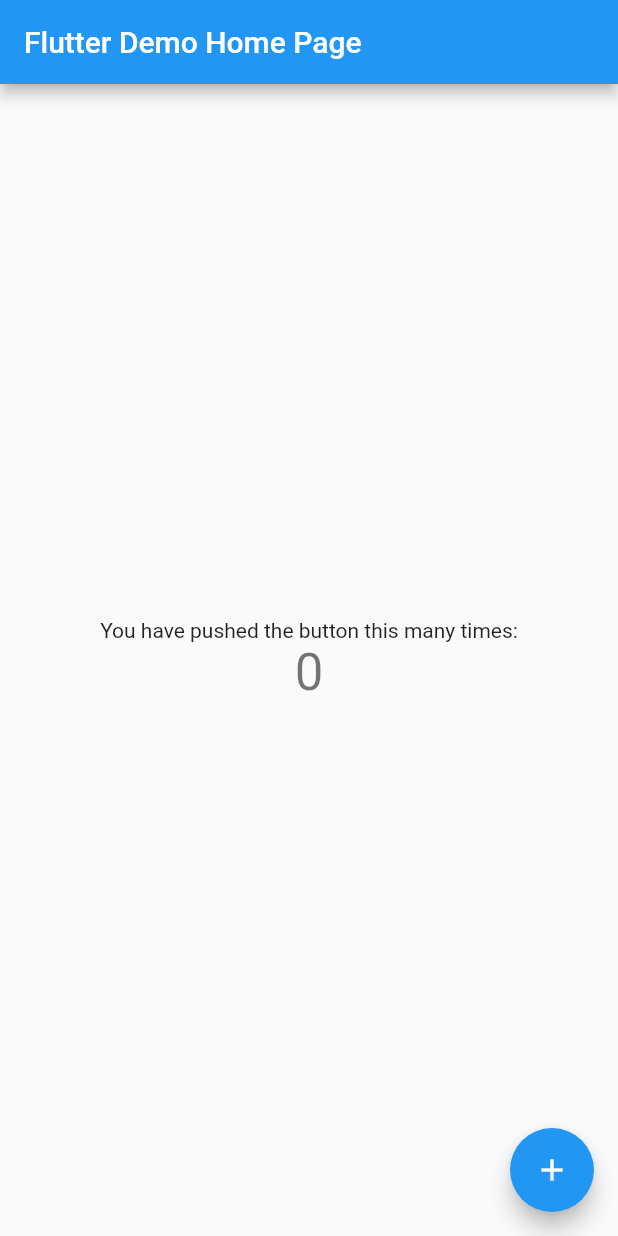
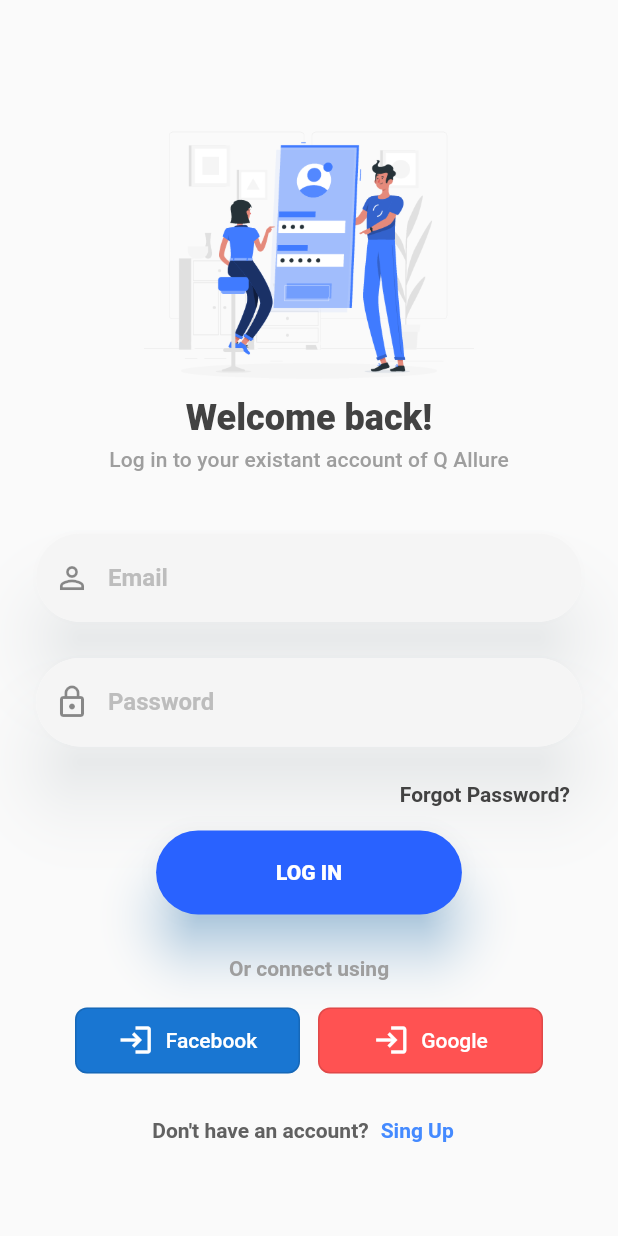
Before and after one commit to Abdullah-Arab/MansorAcademyChallenge01, a Flutter app: the screen it shows after launch, on a phone screen of 412 x 824 dp. Run offline on Flutter 3.47's test engine with Material 2 defaults, Android fonts, the phone set to English and light mode, and no system bars.

Commit message:
added login & signup pages

```diff
--- a/lib/main.dart
+++ b/lib/main.dart
@@ -1,113 +1,50 @@
 import 'package:flutter/material.dart';
+import 'package:flutter_challenge_01/presentation/pages/login_page.dart';
 
 void main() {
   runApp(MyApp());
 }
 
 class MyApp extends StatelessWidget {
-  // This widget is the root of your application.
   @override
   Widget build(BuildContext context) {
     return MaterialApp(
-      title: 'Flutter Demo',
+      debugShowCheckedModeBanner: false,
+      title: 'Login UI challenge',
       theme: ThemeData(
-        // This is the theme of your application.
-        //
-        // Try running your application with "flutter run". You'll see the
-        // application has a blue toolbar. Then, without quitting the app, try
-        // changing the primarySwatch below to Colors.green and then invoke
-        // "hot reload" (press "r" in the console where you ran "flutter run",
-        // or simply save your changes to "hot reload" in a Flutter IDE).
-        // Notice that the counter didn't reset back to zero; the application
-        // is not restarted.
+        elevatedButtonTheme: ElevatedButtonThemeData(
+          style: ButtonStyle(
+            padding: MaterialStateProperty.resolveWith(
+                (states) => EdgeInsets.symmetric(horizontal: 80, vertical: 20)),
+            elevation: MaterialStateProperty.resolveWith((states) =>15.0),
+            shadowColor: MaterialStateProperty.resolveWith(
+                (states) => Colors.blue.withOpacity(0.6)),
+            backgroundColor: MaterialStateProperty.resolveWith(
+                (states) => Colors.blueAccent.shade700),
+            shape: MaterialStateProperty.resolveWith(
+              (states) => RoundedRectangleBorder(
+                borderRadius: BorderRadius.circular(60),
+              ),
+            ),
+            textStyle:MaterialStateProperty.resolveWith((states) => TextStyle(fontWeight: FontWeight.w800)),
+          ),
+        ),
+        colorScheme: ThemeData().colorScheme.copyWith(
+              secondary: Colors.blue,
+            ),
+        textTheme: TextTheme(
+          headline5: TextStyle(
+            fontWeight: FontWeight.w900,
+            color: Colors.grey.shade800,
+          ),
+          subtitle2: TextStyle(
+            fontWeight: FontWeight.w500,
+            color: Colors.grey.shade500,
+          ),
+        ),
         primarySwatch: Colors.blue,
       ),
-      home: MyHomePage(title: 'Flutter Demo Home Page'),
+      home: LoginPage(),
     );
   }
 }
-
-class MyHomePage extends StatefulWidget {
-  MyHomePage({Key? key, required this.title}) : super(key: key);
-
-  // This widget is the home page of your application. It is stateful, meaning
-  // that it has a State object (defined below) that contains fields that affect
-  // how it looks.
-
-  // This class is the configuration for the state. It holds the values (in this
-  // case the title) provided by the parent (in this case the App widget) and
-  // used by the build method of the State. Fields in a Widget subclass are
-  // always marked "final".
-
-  final String title;
-
-  @override
-  _MyHomePageState createState() => _MyHomePageState();
-}
-
-class _MyHomePageState extends State<MyHomePage> {
-  int _counter = 0;
-
-  void _incrementCounter() {
-    setState(() {
-      // This call to setState tells the Flutter framework that something has
-      // changed in this State, which causes it to rerun the build method below
-      // so that the display can reflect the updated values. If we changed
-      // _counter without calling setState(), then the build method would not be
-      // called again, and so nothing would appear to happen.
-      _counter++;
-    });
-  }
-
-  @override
-  Widget build(BuildContext context) {
-    // This method is rerun every time setState is called, for instance as done
-    // by the _incrementCounter method above.
-    //
-    // The Flutter framework has been optimized to make rerunning build methods
-    // fast, so that you can just rebuild anything that needs updating rather
-    // than having to individually change instances of widgets.
-    return Scaffold(
-      appBar: AppBar(
-        // Here we take the value from the MyHomePage object that was created by
-        // the App.build method, and use it to set our appbar title.
-        title: Text(widget.title),
-      ),
-      body: Center(
-        // Center is a layout widget. It takes a single child and positions it
-        // in the middle of the parent.
-        child: Column(
-          // Column is also a layout widget. It takes a list of children and
-          // arranges them vertically. By default, it sizes itself to fit its
-          // children horizontally, and tries to be as tall as its parent.
-          //
-          // Invoke "debug painting" (press "p" in the console, choose the
-          // "Toggle Debug Paint" action from the Flutter Inspector in Android
-          // Studio, or the "Toggle Debug Paint" command in Visual Studio Code)
-          // to see the wireframe for each widget.
-          //
-          // Column has various properties to control how it sizes itself and
-          // how it positions its children. Here we use mainAxisAlignment to
-          // center the children vertically; the main axis here is the vertical
-          // axis because Columns are vertical (the cross axis would be
-          // horizontal).
-          mainAxisAlignment: MainAxisAlignment.center,
-          children: <Widget>[
-            Text(
-              'You have pushed the button this many times:',
-            ),
-            Text(
-              '$_counter',
-              style: Theme.of(context).textTheme.headline4,
-            ),
-          ],
-        ),
-      ),
-      floatingActionButton: FloatingActionButton(
-        onPressed: _incrementCounter,
-        tooltip: 'Increment',
-        child: Icon(Icons.add),
-      ), // This trailing comma makes auto-formatting nicer for build methods.
-    );
-  }
-}
--- /dev/null
+++ b/lib/presentation/pages/login_page.dart
@@ -0,0 +1,221 @@
+import 'dart:io';
+
+import 'package:flutter/material.dart';
+import 'package:flutter_challenge_01/presentation/pages/sing_up_page.dart';
+
+class LoginPage extends StatelessWidget {
+  LoginPage({Key? key}) : super(key: key);
+
+  @override
+  Widget build(BuildContext context) {
+    var screenHeight = MediaQuery.of(context).size.height;
+    var screenWidht = MediaQuery.of(context).size.width;
+    return Scaffold(
+      body: Center(
+        child: SafeArea(
+          child: SingleChildScrollView(
+            child: Padding(
+              padding: const EdgeInsets.all(8.0),
+              child: Column(
+                crossAxisAlignment: CrossAxisAlignment.center,
+                mainAxisAlignment: MainAxisAlignment.center,
+                children: [
+                  SizedBox(
+                    height: screenHeight * 0.05,
+                  ),
+                  Column(
+                    children: [
+                      Image.asset(
+                        'assets/images/login.png',
+                        height: screenHeight * 0.2,
+                      ),
+                      SizedBox(
+                        height: 12,
+                      ),
+                      Text(
+                        'Welcome back!',
+                        style: Theme.of(context).textTheme.headline5,
+                      ),
+                      SizedBox(
+                        height: 6,
+                      ),
+                      Text(
+                        'Log in to your existant account of Q Allure',
+                        style: Theme.of(context).textTheme.subtitle2,
+                      ),
+                    ],
+                  ),
+                  SizedBox(
+                    height: screenHeight * 0.05,
+                  ),
+                  Padding(
+                    padding: EdgeInsets.symmetric(
+                      horizontal: 16,
+                    ),
+                    child: Column(
+                      crossAxisAlignment: CrossAxisAlignment.end,
+                      children: [
+                        Material(
+                          elevation: 20.0,
+                          shadowColor: Colors.blueGrey.withOpacity(0.2),
+                          borderRadius: BorderRadius.circular(60),
+                          child: TextField(
+                            decoration: InputDecoration(
+                              enabledBorder: OutlineInputBorder(
+                                  borderSide: BorderSide.none,
+                                  borderRadius: BorderRadius.circular(60)),
+                              filled: true,
+                              fillColor: Colors.grey.shade100,
+                              hintText: 'Email',
+                              hintStyle: TextStyle(
+                                  fontWeight: FontWeight.bold,
+                                  color: Colors.grey.shade400),
+                              border: OutlineInputBorder(
+                                borderRadius: BorderRadius.circular(60),
+                              ),
+                              prefixIcon: Icon(
+                                Icons.person_outline,
+                              ),
+                            ),
+                            style: TextStyle(fontWeight: FontWeight.bold),
+                          ),
+                        ),
+                        SizedBox(
+                          height: 24,
+                        ),
+                        Material(
+                          borderRadius: BorderRadius.circular(60),
+                          elevation: 20.0,
+                          shadowColor: Colors.blueGrey.withOpacity(0.2),
+                          child: TextField(
+                            obscureText: true,
+                            decoration: InputDecoration(
+                              enabledBorder: OutlineInputBorder(
+                                  borderSide: BorderSide.none,
+                                  borderRadius: BorderRadius.circular(60)),
+                              fillColor: Colors.grey.shade100,
+                              hintText: 'Password',
+                              filled: true,
+                              hintStyle: TextStyle(
+                                  fontWeight: FontWeight.bold,
+                                  color: Colors.grey.shade400),
+                              border: OutlineInputBorder(
+                                borderRadius: BorderRadius.circular(60),
+                              ),
+                              prefixIcon: Icon(
+                                Icons.lock_outline,
+                              ),
+                            ),
+                          ),
+                        ),
+                        SizedBox(
+                          height: 8,
+                        ),
+                        TextButton(
+                          onPressed: () {},
+                          child: Text(
+                            'Forgot Password?',
+                            style: TextStyle(
+                                color: Colors.grey.shade800,
+                                fontWeight: FontWeight.w600),
+                          ),
+                        ),
+                      ],
+                    ),
+                  ),
+                  ElevatedButton(onPressed: () {}, child: Text('LOG IN')),
+                  SizedBox(
+                    height: 12,
+                  ),
+                  TextButton(
+                    onPressed: () {},
+                    child: Text(
+                      'Or connect using',
+                      style: TextStyle(
+                          color: Colors.grey.shade500,
+                          fontWeight: FontWeight.w600),
+                    ),
+                  ),
+                  Row(
+                    mainAxisAlignment: MainAxisAlignment.center,
+                    children: [
+                      Container(
+                        width: 150,
+                        child: OutlinedButton.icon(
+                          onPressed: () {},
+                          icon: Icon(Icons.login),
+                          label: Text('Facebook'),
+                          style: ButtonStyle(
+
+                            backgroundColor: MaterialStateProperty.resolveWith(
+                                (states) => Colors.blue.shade700),
+                            foregroundColor: MaterialStateProperty.resolveWith(
+                                (states) => Colors.white),
+                            padding: MaterialStateProperty.resolveWith(
+                              (states) => EdgeInsets.symmetric(
+                                  horizontal: 0, vertical: 10),
+                            ),
+                            shape: MaterialStateProperty.resolveWith(
+                              (states) => RoundedRectangleBorder(
+                                side: BorderSide.none,
+                                borderRadius: BorderRadius.circular(8),
+                              ),
+                            ),
+                          ),
+                        ),
+                      ),
+                      SizedBox(width: 12,),
+                      Container(
+                        width: 150,
+                        child: OutlinedButton.icon(
+                          onPressed: () {},
+                          icon: Icon(Icons.login),
+                          label: Text('Google'),
+                          style: ButtonStyle(
+
+                            backgroundColor: MaterialStateProperty.resolveWith(
+                                    (states) => Colors.redAccent),
+                            foregroundColor: MaterialStateProperty.resolveWith(
+                                    (states) => Colors.white),
+                            padding: MaterialStateProperty.resolveWith(
+                                  (states) => EdgeInsets.symmetric(
+                                  horizontal: 0, vertical: 10),
+                            ),
+                            shape: MaterialStateProperty.resolveWith(
+                                  (states) => RoundedRectangleBorder(
+                                side: BorderSide.none,
+                                borderRadius: BorderRadius.circular(8),
+                              ),
+                            ),
+                          ),
+                        ),
+                      ),
+                    ],
+                  ),
+                  SizedBox(height: 12 ,),
+                  Row(
+                    mainAxisAlignment: MainAxisAlignment.center,
+                    children: [
+                      Text("Don't have an account?",style: TextStyle(
+                          color: Colors.grey.shade700,
+                          fontWeight: FontWeight.bold),),
+                      TextButton(
+                        onPressed: () => Navigator.push(context, MaterialPageRoute(builder: (context)=> SingUpPage())),
+                        child: Text(
+                          'Sing Up',
+                          style: TextStyle(
+                              color: Colors.blueAccent,
+                              fontWeight: FontWeight.bold),
+                        ),
+                      ),
+                    ],
+                  ),
+                ],
+              ),
+            ),
+          ),
+        ),
+      ),
+    );
+  }
+}
--- a/pubspec.yaml
+++ b/pubspec.yaml
@@ -45,8 +45,8 @@ flutter:
   uses-material-design: true
 
   # To add assets to your application, add an assets section, like this:
-  # assets:
-  #   - images/a_dot_burr.jpeg
+  assets:
+    - assets/images/login.png
   #   - images/a_dot_ham.jpeg
 
   # An image asset can refer to one or more resolution-specific "variants", see
```
Also changed, not shown: lib/presentation/pages/sing_up_page.dart (added, +228 -0 lines), assets/images/login.png (added).
